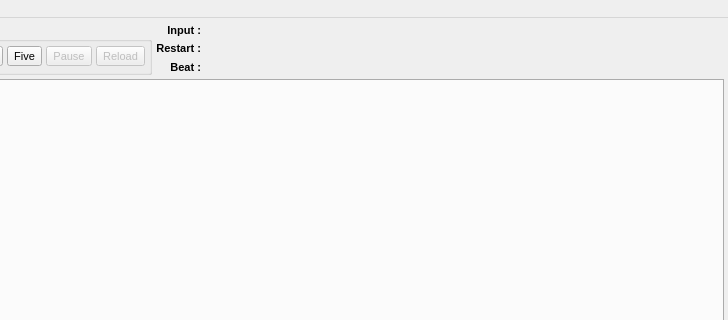
Before: the Qt Designer form src/gui/gui.ui in disorderedmaterials/dissolve, drawn with Qt 5; both pictures show x 324 to 1052 and y 0 to 320 of the 1052 by 944 pixel window.
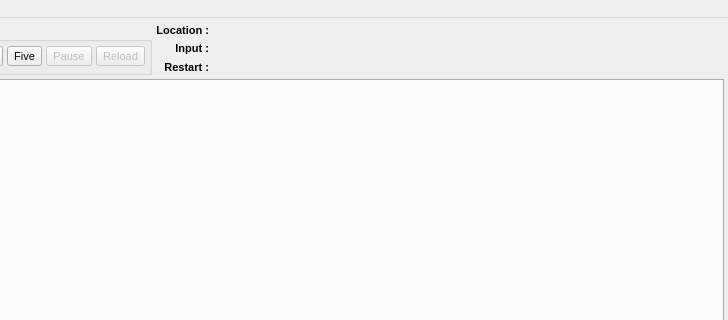
After: the same form once the commit is applied. Icons and pictures are not drawn. Custom widgets are drawn as their Qt base class.

Commit message: File labels in main gui wer enot updated on load. Dir location is now displayed.

Diff of the .ui file:
```diff
--- a/src/gui/gui.ui
+++ b/src/gui/gui.ui
@@ -394,6 +394,28 @@
          <number>2</number>
         </property>
         <item row="0" column="0">
+         <widget class="QLabel" name="label_3">
+          <property name="sizePolicy">
+           <sizepolicy hsizetype="Minimum" vsizetype="Minimum">
+            <horstretch>0</horstretch>
+            <verstretch>0</verstretch>
+           </sizepolicy>
+          </property>
+          <property name="font">
+           <font>
+            <weight>75</weight>
+            <bold>true</bold>
+           </font>
+          </property>
+          <property name="text">
+           <string>Location : </string>
+          </property>
+          <property name="alignment">
+           <set>Qt::AlignRight|Qt::AlignTrailing|Qt::AlignVCenter</set>
+          </property>
+         </widget>
+        </item>
+        <item row="1" column="0">
          <widget class="QLabel" name="label_2">
           <property name="sizePolicy">
            <sizepolicy hsizetype="Minimum" vsizetype="Minimum">
@@ -416,28 +438,6 @@
          </widget>
         </item>
         <item row="2" column="0">
-         <widget class="QLabel" name="label_3">
-          <property name="sizePolicy">
-           <sizepolicy hsizetype="Minimum" vsizetype="Minimum">
-            <horstretch>0</horstretch>
-            <verstretch>0</verstretch>
-           </sizepolicy>
-          </property>
-          <property name="font">
-           <font>
-            <weight>75</weight>
-            <bold>true</bold>
-           </font>
-          </property>
-          <property name="text">
-           <string>Beat : </string>
-          </property>
-          <property name="alignment">
-           <set>Qt::AlignRight|Qt::AlignTrailing|Qt::AlignVCenter</set>
-          </property>
-         </widget>
-        </item>
-        <item row="1" column="0">
          <widget class="QLabel" name="label_4">
           <property name="sizePolicy">
            <sizepolicy hsizetype="Minimum" vsizetype="Minimum">
@@ -459,7 +459,7 @@
           </property>
          </widget>
         </item>
-        <item row="1" column="1">
+        <item row="2" column="1">
          <widget class="QLabel" name="RestartFileLabel">
           <property name="sizePolicy">
            <sizepolicy hsizetype="Expanding" vsizetype="Minimum">
@@ -481,7 +481,7 @@
           </property>
          </widget>
         </item>
-        <item row="0" column="1">
+        <item row="1" column="1">
          <widget class="QLabel" name="InputFileLabel">
           <property name="sizePolicy">
            <sizepolicy hsizetype="Minimum" vsizetype="Minimum">
@@ -503,8 +503,8 @@
           </property>
          </widget>
         </item>
-        <item row="2" column="1">
-         <widget class="QLabel" name="BeatFileLabel">
+        <item row="0" column="1">
+         <widget class="QLabel" name="LocationLabel">
           <property name="sizePolicy">
            <sizepolicy hsizetype="Minimum" vsizetype="Minimum">
             <horstretch>0</horstretch>
```
The commit also changes 2 other files.
